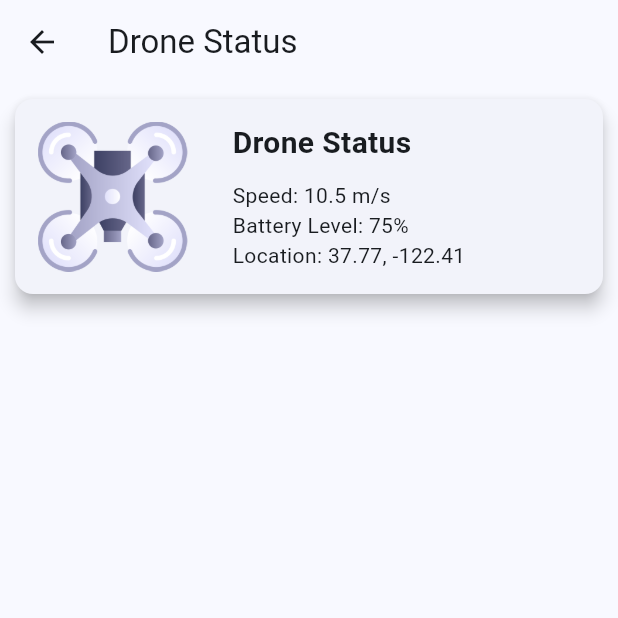
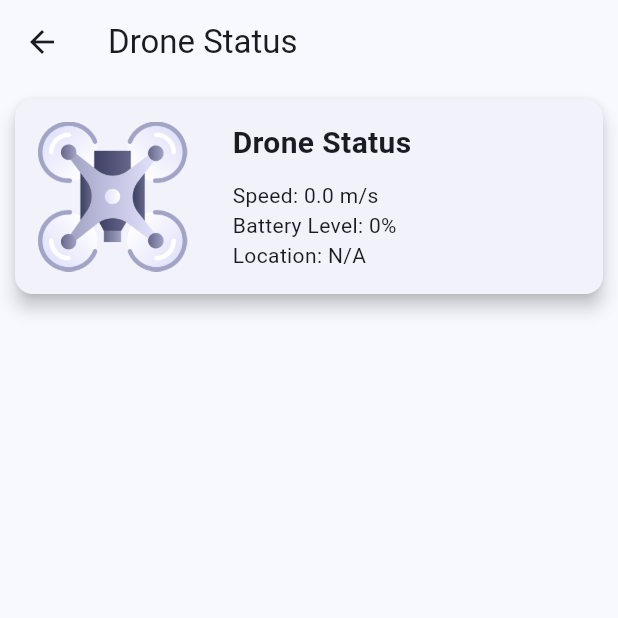
Before and after one commit to magician10001/huiyan, a Flutter app: the OutdoorPage screen opened directly, on a phone screen of 412 x 824 dp, the top half of it. Run offline on Flutter 3.47's test engine with Material 2 defaults, Android fonts, the phone set to English and light mode, and no system bars; our stand-ins replace dio; network calls fail.

Commit message:
drone status realtime update

```diff
--- a/lib/connect2cam_page.dart
+++ b/lib/connect2cam_page.dart
@@ -11,8 +11,8 @@ class Connect2CamPage extends StatelessWidget {
       ),
       body: Center(
         child: Column(
-          mainAxisAlignment: MainAxisAlignment.center,
           children: [
+            SizedBox(height: 20),
             Image.asset(
               'assets/cctv-camera.png', // Replace with the actual path to your drone sticker
               width: 200, // Adjust the width as needed
--- a/lib/drone_states_card.dart
+++ b/lib/drone_states_card.dart
@@ -1,29 +1,32 @@
 import 'package:flutter/material.dart';
 
 class DroneStatusCard extends StatelessWidget {
-  final double speed; // Speed of the drone
-  final int batteryLevel; // Battery level of the drone
-  final String location; // Location of the drone
+  final double speed;
+  final int batteryLevel;
+  final String location;
 
-  // Constructor to initialize the data
-  DroneStatusCard({required this.speed, required this.batteryLevel, required this.location});
+  DroneStatusCard({
+    required this.speed,
+    required this.batteryLevel,
+    required this.location,
+  });
 
   @override
   Widget build(BuildContext context) {
     return Card(
-      elevation: 5, // Card elevation for a shadow effect
-      margin: EdgeInsets.all(10), // Margin around the card
+      elevation: 5,
+      margin: EdgeInsets.all(10),
       child: Padding(
-        padding: EdgeInsets.all(15), // Padding within the card
+        padding: EdgeInsets.all(15),
         child: Row(
           crossAxisAlignment: CrossAxisAlignment.start,
           children: [
             Image.asset(
-              'assets/drone.png', // Replace with the actual path to your drone image
-              width: 100, // Adjust the width as needed
-              height: 100, // Adjust the height as needed
+              'assets/drone.png',
+              width: 100,
+              height: 100,
             ),
-            SizedBox(width: 30), // Add some space between image and text
+            SizedBox(width: 30),
             Column(
               crossAxisAlignment: CrossAxisAlignment.start,
               children: [
--- /dev/null
+++ b/lib/drone_status_provider.dart
@@ -0,0 +1,68 @@
+import 'dart:async';
+import 'package:flutter/material.dart';
+import 'package:dio/dio.dart';
+
+class DroneStatus {
+  final double speed;
+  final int battery;
+  final String location;
+
+  DroneStatus({
+    required this.speed,
+    required this.battery,
+    required this.location,
+  });
+}
+
+class DroneStatusProvider with ChangeNotifier {
+  DroneStatus? _droneStatus;
+  late StreamController<DroneStatus?> _statusController;
+
+  DroneStatusProvider() {
+    _droneStatus = null;
+    _statusController = StreamController<DroneStatus?>.broadcast();
+  }
+
+  DroneStatus? get droneStatus => _droneStatus;
+
+  Stream<DroneStatus?> get statusStream => _statusController.stream;
+
+  void updateDroneStatus(DroneStatus status) {
+    _droneStatus = status;
+    _statusController.add(_droneStatus);
+    notifyListeners();
+  }
+
+  void dispose() {
+    _statusController.close();
+    super.dispose();
+  }
+
+  Future<void> getDroneStatus() async {
+    final dio = Dio(BaseOptions(baseUrl: "http://10.15.229.17:5000", connectTimeout: const Duration(seconds: 3), receiveTimeout: const Duration(seconds: 3)));
+
+    try {
+      final response = await dio.get("/get_data");
+      if (response.statusCode == 200) {
+        // Parse the response and return the result
+        final Map<String, dynamic> responseData = response.data[0];
+        print('Response data: $responseData');
+        final DroneStatus status = DroneStatus(
+          speed: responseData['speed'],
+          battery: responseData['battery'],
+          location: responseData['location'],
+        );
+        updateDroneStatus(status);
+      } else {
+        // Handle errors
+        print('Error: ${response.statusCode}');
+      }
+    } on DioException catch (error) {
+      // Handle Dio errors
+      print('Dio error: $error');
+      if (error.type == DioExceptionType.connectionTimeout) {
+        print('Connection timeout');
+      }
+    }
+  }
+}
--- a/lib/outdoor_page.dart
+++ b/lib/outdoor_page.dart
@@ -1,10 +1,32 @@
 import 'package:flutter/material.dart';
+import 'package:provider/provider.dart';
+import 'package:seye/drone_status_provider.dart';
 import 'drone_states_card.dart';
+import 'dart:async';
 
-class OutdoorPage extends StatelessWidget {
-  // You can add necessary logic and UI for displaying the drone status here
+class OutdoorPage extends StatefulWidget {
+  @override
+  State<OutdoorPage> createState() => _OutdoorPageState();
+}
+
+class _OutdoorPageState extends State<OutdoorPage> {
+  late Timer _timer;
+  @override
+
+  void initState() {
+    super.initState();
+    // Start a timer to get drone status every 3 seconds
+    _timer = Timer.periodic(Duration(seconds: 1), (timer) {
+      Provider.of<DroneStatusProvider>(context, listen: false).getDroneStatus();
+    });
+  }
 
   @override
+  void dispose() {
+    _timer.cancel();
+    super.dispose();
+  }
+
   Widget build(BuildContext context) {
     return Scaffold(
       appBar: AppBar(
@@ -12,11 +34,16 @@ class OutdoorPage extends StatelessWidget {
       ),
       body: Column(
         children: [
-          DroneStatusCard(
-            speed: 10.5,
-            batteryLevel: 75,
-            location: '37.77, -122.41',
-          )
+          // Use Consumer to listen to changes in DroneStatusProvider
+          Consumer<DroneStatusProvider>(
+            builder: (context, droneStatusProvider, child) {
+              return DroneStatusCard(
+                speed: droneStatusProvider.droneStatus?.speed ?? 0.0,
+                batteryLevel: droneStatusProvider.droneStatus?.battery ?? 0,
+                location: droneStatusProvider.droneStatus?.location ?? 'N/A',
+              );
+            },
+          ),
         ],
       ),
     );
```
Also changed, not shown: lib/connect2drone_page.dart (+15 -35 lines), lib/http_get.dart (+22 -6 lines), lib/main.dart (+12 -7 lines).
